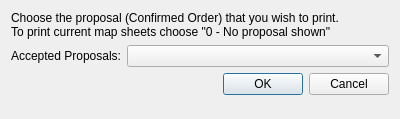
Before: the Qt Designer form InstantPrint/ui/acceptedProposals_dialog_base.ui in tlh22/TOMs, drawn with Qt 5.
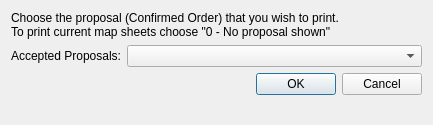
After: the same form once the commit is applied.

```diff
--- a/InstantPrint/ui/acceptedProposals_dialog_base.ui
+++ b/InstantPrint/ui/acceptedProposals_dialog_base.ui
@@ -6,10 +6,16 @@
    <rect>
     <x>0</x>
     <y>0</y>
-    <width>400</width>
-    <height>119</height>
+    <width>433</width>
+    <height>125</height>
    </rect>
   </property>
+  <property name="sizePolicy">
+   <sizepolicy hsizetype="MinimumExpanding" vsizetype="MinimumExpanding">
+    <horstretch>0</horstretch>
+    <verstretch>0</verstretch>
+   </sizepolicy>
+  </property>
   <property name="windowTitle">
    <string>Print accepted proposals</string>
   </property>
```
